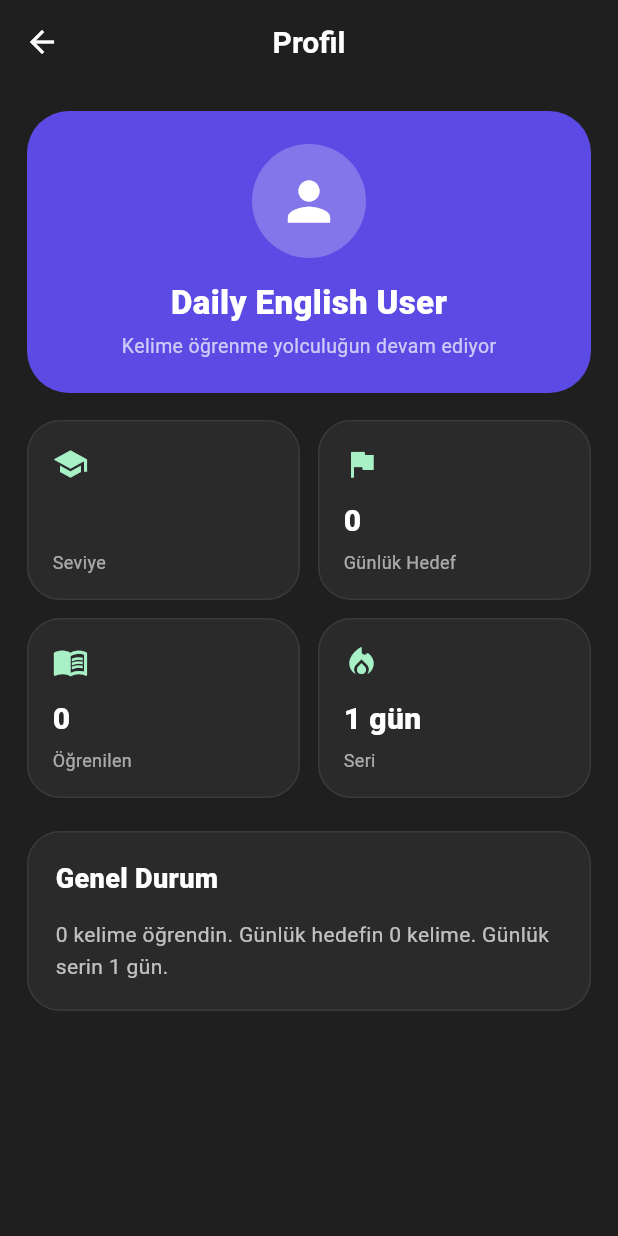
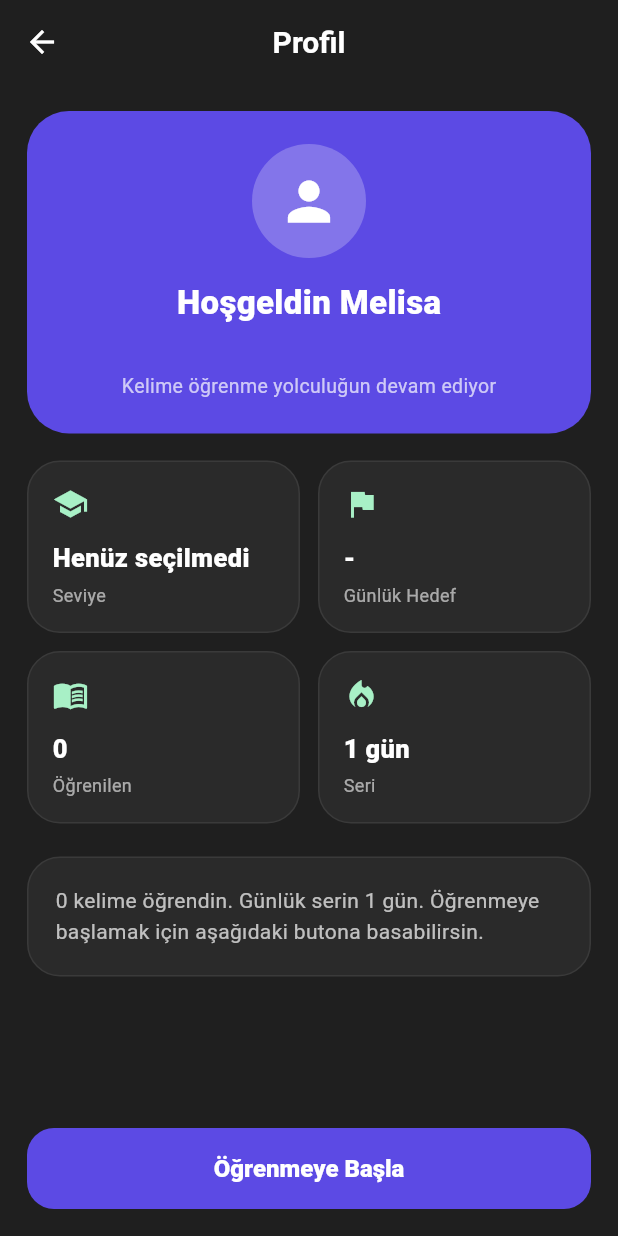
Before and after one commit to melisayildirm/daily-english-vocabulary, a Flutter app: the HomeScreen screen opened directly with empty values, after a tap on "Profil", on a phone screen of 412 x 824 dp. Run offline on Flutter 3.47's test engine with Material 3 defaults, Android fonts, the phone set to English and light mode, and no system bars; our stand-ins replace firebase_auth, firebase_core, shared_preferences; accounts and stored records are empty.

Commit message:
feat: add profile dashboard before level selection

```diff
--- a/lib/screens/home/home_screen.dart
+++ b/lib/screens/home/home_screen.dart
@@ -160,10 +160,7 @@ class _HomeScreenState extends State<HomeScreen> {
                       Navigator.push(
                         context,
                         MaterialPageRoute(
-                          builder: (context) => ProfileScreen(
-                            selectedLevel: widget.selectedLevel,
-                            dailyWordCount: widget.dailyWordCount,
-                          ),
+                          builder: (context) => ProfileScreen(),
                         ),
                       );
                     },
--- a/lib/screens/profile/profile_screen.dart
+++ b/lib/screens/profile/profile_screen.dart
@@ -1,16 +1,12 @@
 import 'package:flutter/material.dart';
+import 'package:firebase_auth/firebase_auth.dart';
+
 import '../../services/word_service.dart';
 import '../../services/streak_service.dart';
+import '../level/level_selection_screen.dart';
 
 class ProfileScreen extends StatefulWidget {
-  final String selectedLevel;
-  final int dailyWordCount;
-
-  const ProfileScreen({
-    super.key,
-    required this.selectedLevel,
-    required this.dailyWordCount,
-  });
+  const ProfileScreen({super.key});
 
   @override
   State<ProfileScreen> createState() => _ProfileScreenState();
@@ -28,9 +24,26 @@ class _ProfileScreenState extends State<ProfileScreen> {
   Future<void> loadStreak() async {
     final currentStreak = await StreakService.updateAndGetStreak();
 
+    if (!mounted) return;
+
     setState(() {
       streak = currentStreak;
     });
+  }
+
+  String getUserName() {
+    final user = FirebaseAuth.instance.currentUser;
+    final email = user?.email ?? '';
+
+    if (email.isEmpty) {
+      return 'Melisa';
+    }
+
+    return email.split('@').first;
+  }
+
+  String getUserEmail() {
+    return FirebaseAuth.instance.currentUser?.email ?? '';
   }
 
   @override
@@ -54,9 +67,9 @@ class _ProfileScreenState extends State<ProfileScreen> {
                 color: const Color(0xFF5C4AE4),
                 borderRadius: BorderRadius.circular(28),
               ),
-              child: const Column(
+              child: Column(
                 children: [
-                  CircleAvatar(
+                  const CircleAvatar(
                     radius: 38,
                     backgroundColor: Colors.white24,
                     child: Icon(
@@ -65,17 +78,25 @@ class _ProfileScreenState extends State<ProfileScreen> {
                       size: 42,
                     ),
                   ),
-                  SizedBox(height: 14),
+                  const SizedBox(height: 14),
                   Text(
-                    'Daily English User',
-                    style: TextStyle(
+                    'Hoşgeldin ${getUserName()}',
+                    style: const TextStyle(
                       color: Colors.white,
                       fontSize: 22,
                       fontWeight: FontWeight.w800,
                     ),
                   ),
-                  SizedBox(height: 4),
+                  const SizedBox(height: 4),
                   Text(
+                    getUserEmail(),
+                    style: const TextStyle(
+                      color: Colors.white70,
+                      fontSize: 13,
+                    ),
+                  ),
+                  const SizedBox(height: 8),
+                  const Text(
                     'Kelime öğrenme yolculuğun devam ediyor',
                     style: TextStyle(
                       color: Colors.white70,
@@ -92,13 +113,13 @@ class _ProfileScreenState extends State<ProfileScreen> {
               children: [
                 _profileStatCard(
                   title: 'Seviye',
-                  value: widget.selectedLevel,
+                  value: 'Henüz seçilmedi',
                   icon: Icons.school,
                 ),
                 const SizedBox(width: 12),
                 _profileStatCard(
                   title: 'Günlük Hedef',
-                  value: '${widget.dailyWordCount}',
+                  value: '-',
                   icon: Icons.flag,
                 ),
               ],
@@ -132,27 +153,44 @@ class _ProfileScreenState extends State<ProfileScreen> {
                 borderRadius: BorderRadius.circular(22),
                 border: Border.all(color: const Color(0xFF3A3A3A)),
               ),
-              child: Column(
-                crossAxisAlignment: CrossAxisAlignment.start,
-                children: [
-                  const Text(
-                    'Genel Durum',
-                    style: TextStyle(
-                      color: Colors.white,
-                      fontSize: 18,
-                      fontWeight: FontWeight.w800,
+              child: Text(
+                '$totalLearned kelime öğrendin. Günlük serin $streak gün. Öğrenmeye başlamak için aşağıdaki butona basabilirsin.',
+                style: const TextStyle(
+                  color: Colors.white70,
+                  fontSize: 14,
+                  height: 1.5,
+                ),
+              ),
+            ),
+
+            const Spacer(),
+
+            SizedBox(
+              width: double.infinity,
+              height: 54,
+              child: ElevatedButton(
+                onPressed: () {
+                  Navigator.push(
+                    context,
+                    MaterialPageRoute(
+                      builder: (context) => const LevelSelectionScreen(),
                     ),
+                  );
+                },
+                style: ElevatedButton.styleFrom(
+                  backgroundColor: const Color(0xFF5C4AE4),
+                  foregroundColor: Colors.white,
+                  shape: RoundedRectangleBorder(
+                    borderRadius: BorderRadius.circular(18),
                   ),
-                  const SizedBox(height: 14),
-                  Text(
-                    '$totalLearned kelime öğrendin. Günlük hedefin ${widget.dailyWordCount} kelime. Günlük serin $streak gün.',
-                    style: const TextStyle(
-                      color: Colors.white70,
-                      fontSize: 14,
-                      height: 1.5,
-                    ),
+                ),
+                child: const Text(
+                  'Öğrenmeye Başla',
+                  style: TextStyle(
+                    fontSize: 16,
+                    fontWeight: FontWeight.w800,
                   ),
-                ],
+                ),
               ),
             ),
           ],
@@ -183,7 +221,7 @@ class _ProfileScreenState extends State<ProfileScreen> {
               value,
               style: const TextStyle(
                 color: Colors.white,
-                fontSize: 20,
+                fontSize: 17,
                 fontWeight: FontWeight.w800,
               ),
             ),
--- a/pubspec.yaml
+++ b/pubspec.yaml
@@ -35,6 +35,9 @@ dependencies:
   # Use with the CupertinoIcons class for iOS style icons.
   cupertino_icons: ^1.0.8
   shared_preferences: ^2.5.5
+  firebase_core: ^4.7.0
+  firebase_auth: ^6.4.0
+  cloud_firestore: ^6.3.0
 
 dev_dependencies:
   flutter_test:
```
Also changed, not shown: lib/main.dart (+10 -1 lines), lib/screens/auth/login_screen.dart (+65 -15 lines), lib/screens/auth/register_screen.dart (+53 -16 lines), lib/services/auth_service.dart (+75 -0 lines), firebase.json (added), lib/firebase_options.dart (added), pubspec.lock, 7 other files.
